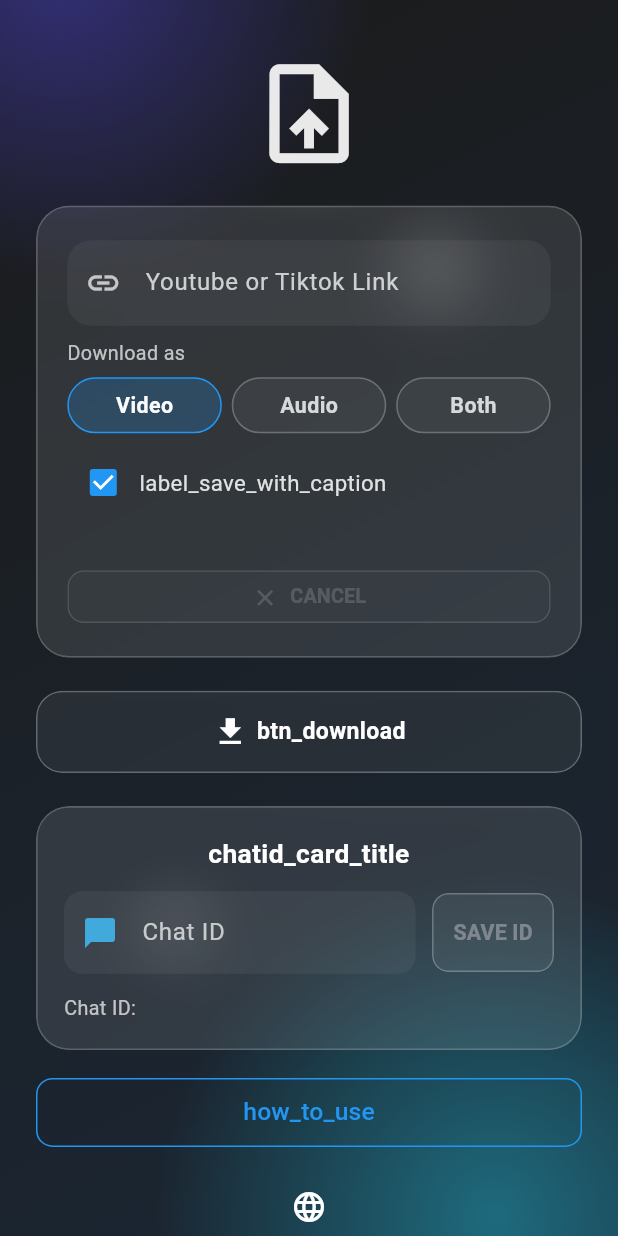
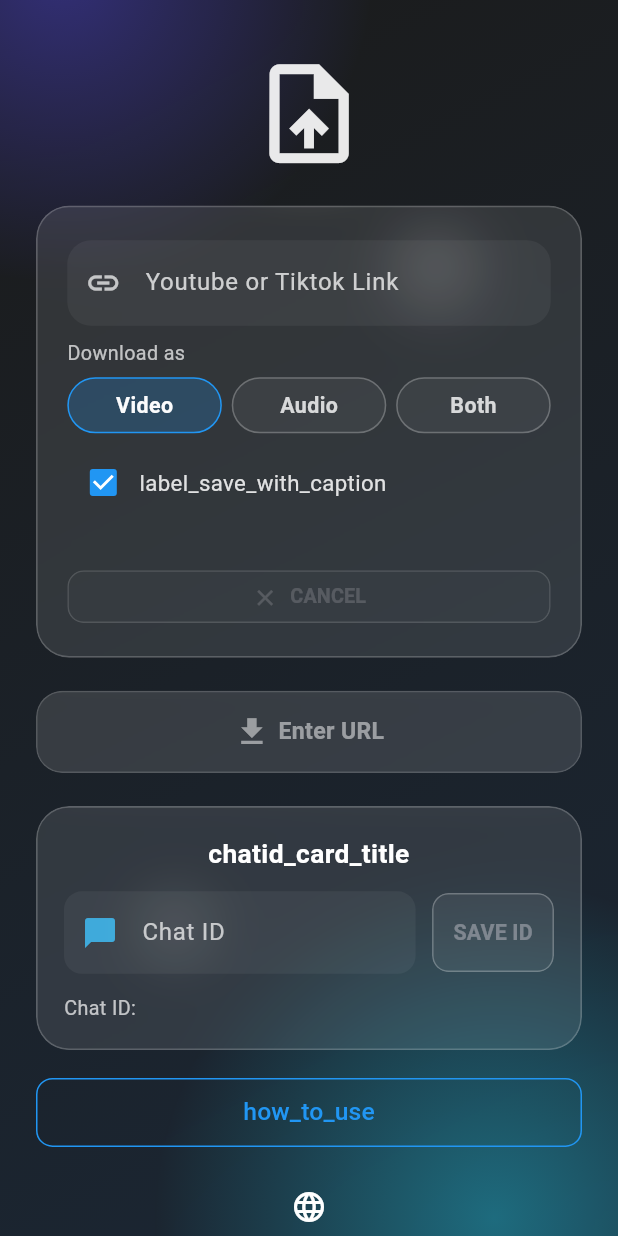
Before and after one commit to KiloMikeTango/K-Downloader, a Flutter app: the HomePage screen opened directly, on a phone screen of 412 x 824 dp. Run offline on Flutter 3.47's test engine with Material 3 defaults, Android fonts, the phone set to English and light mode, and no system bars; our stand-ins replace cloud_firestore, device_info_plus, dio, easy_localization, firebase_core, firebase_messaging and 6 more; missing offline and left inert: ffmpeg_kit_flutter_new_https, saver_gallery, youtube_explode_dart; accounts and stored records are empty.

Commit message:
Only allowed to click download if entered url

```diff
--- a/lib/widgets/home_action_button.dart
+++ b/lib/widgets/home_action_button.dart
@@ -3,7 +3,9 @@ import 'package:easy_localization/easy_localization.dart';
 import 'package:flutter/material.dart';
 import 'package:flutter_riverpod/flutter_riverpod.dart';
 import 'package:video_downloader/controllers/home_controller.dart';
+import 'package:video_downloader/models/enums.dart';
 import 'package:video_downloader/providers/home_providers.dart';
+import 'package:video_downloader/utils/media_utils.dart';
 
 class HomeActionButton extends ConsumerWidget {
   final HomeController controller;
@@ -20,25 +22,34 @@ class HomeActionButton extends ConsumerWidget {
     final isLoading = ref.watch(loadingProvider);
     final scale = mediaScale(context);
 
+    // ✅ NEW: Only enable when URL is valid (non-empty + supported platform)
+    final url = ref.watch(urlProvider);
+    final linkType = MediaUtils.getLinkType(url);
+    final hasValidUrl = url.trim().isNotEmpty && linkType != LinkType.invalid;
+
+    // Button is disabled if loading OR no valid URL
+    final isDisabled = isLoading || !hasValidUrl;
+
     return SizedBox(
       height: 50 * scale,
       child: ClipRRect(
         borderRadius: BorderRadius.circular(16 * scale),
         child: BackdropFilter(
           filter: ImageFilter.blur(sigmaX: 14, sigmaY: 14),
-          child: Container(
+          child: AnimatedContainer(
+            duration: const Duration(milliseconds: 200),
             decoration: BoxDecoration(
               borderRadius: BorderRadius.circular(16 * scale),
               border: Border.all(
-                color: Colors.white.withOpacity(0.28),
+                color: Colors.white.withOpacity(isDisabled ? 0.15 : 0.28),
                 width: 1.0,
               ),
-              color: Colors.white.withOpacity(isLoading ? 0.12 : 0.06),
+              color: Colors.white.withOpacity(isDisabled ? 0.12 : 0.06),
             ),
             child: Material(
               color: Colors.transparent,
               child: InkWell(
-                onTap: isLoading ? null : controller.handleDownload,
+                onTap: isDisabled ? null : () => controller.handleDownload(),
                 borderRadius: BorderRadius.circular(16 * scale),
                 child: Center(
                   child: Padding(
@@ -52,13 +63,15 @@ class HomeActionButton extends ConsumerWidget {
                         Icon(
                           Icons.download,
                           size: 22 * scale,
-                          color: Colors.white,
+                          color: Colors.white.withOpacity(isDisabled ? 0.5 : 1.0),
                         ),
                         SizedBox(width: 5 * scale),
                         Text(
-                          isLoading ? 'Processing...' : "btn_download".tr(),
+                          isLoading
+                            ? 'Processing...'
+                            : (hasValidUrl ? "btn_download".tr() : "Enter URL"),
                           style: TextStyle(
-                            color: Colors.white,
+                            color: Colors.white.withOpacity(isDisabled ? 0.5 : 1.0),
                             fontWeight: FontWeight.bold,
                             fontSize: 14 * scale,
                           ),
```
